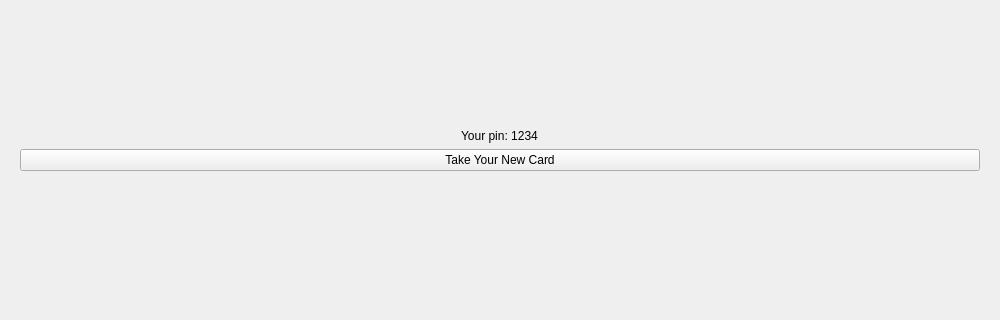
The window that views/registration/registrationwindow.ui (IronTony-Stark/ATM) describes before a commit, drawn with Qt 5; both pictures show x 0 to 1000 and y 150 to 470 of the 1000 by 600 pixel window.
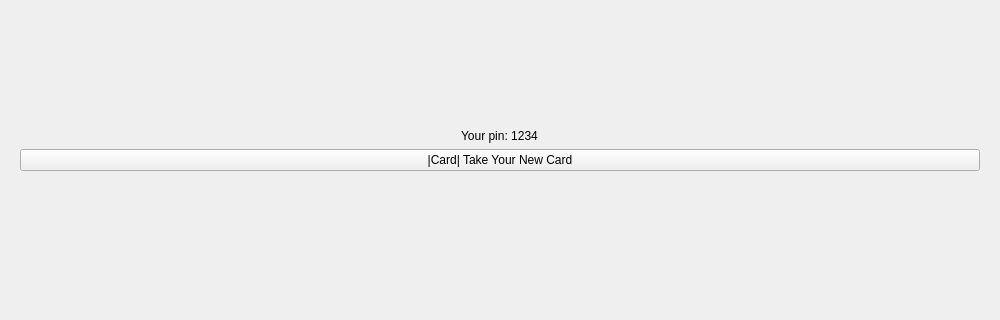
The same window after the commit. The open tabs and pages were chosen to show the change.

Patch:
```diff
--- a/views/registration/registrationwindow.ui
+++ b/views/registration/registrationwindow.ui
@@ -191,7 +191,7 @@
          <item>
           <widget class="QPushButton" name="btnTakeCard">
            <property name="text">
-            <string>Take Your New Card</string>
+            <string>|Card| Take Your New Card</string>
            </property>
           </widget>
          </item>
```
